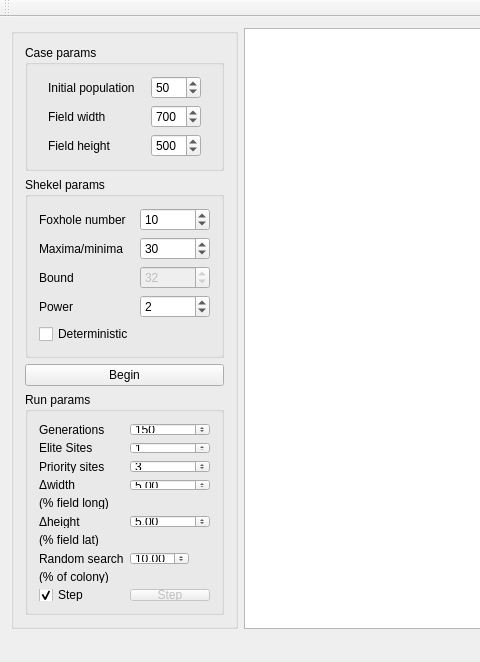
Old version of the form mainwindow.ui in the repository schibalt/bees; both pictures show x 0 to 480 and y 0 to 662 of the 900 by 662 pixel window.
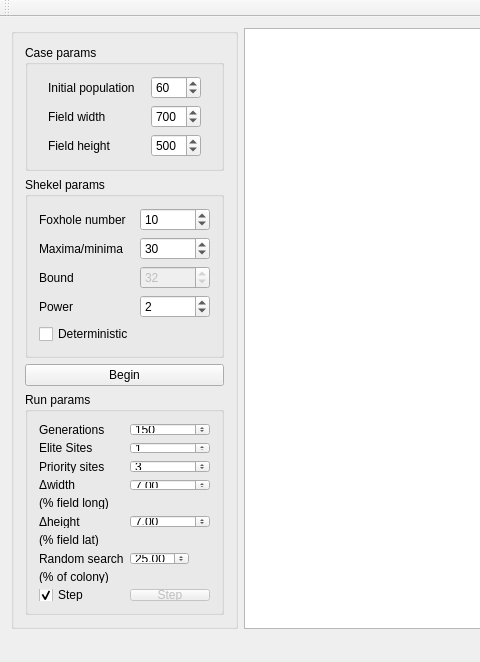
New version of the form.

```diff
--- a/mainwindow.ui
+++ b/mainwindow.ui
@@ -134,7 +134,7 @@
              <number>50000</number>
             </property>
             <property name="value">
-             <number>50</number>
+             <number>60</number>
             </property>
            </widget>
           </item>
@@ -223,7 +223,7 @@
              </size>
             </property>
             <property name="value">
-             <double>10.000000000000000</double>
+             <double>25.000000000000000</double>
             </property>
            </widget>
           </item>
@@ -264,7 +264,7 @@
           <item row="3" column="1">
            <widget class="QDoubleSpinBox" name="deltaLamba">
             <property name="value">
-             <double>5.000000000000000</double>
+             <double>7.000000000000000</double>
             </property>
            </widget>
           </item>
@@ -292,7 +292,7 @@
           <item row="5" column="1">
            <widget class="QDoubleSpinBox" name="deltaPhi">
             <property name="value">
-             <double>5.000000000000000</double>
+             <double>7.000000000000000</double>
             </property>
            </widget>
           </item>
```
